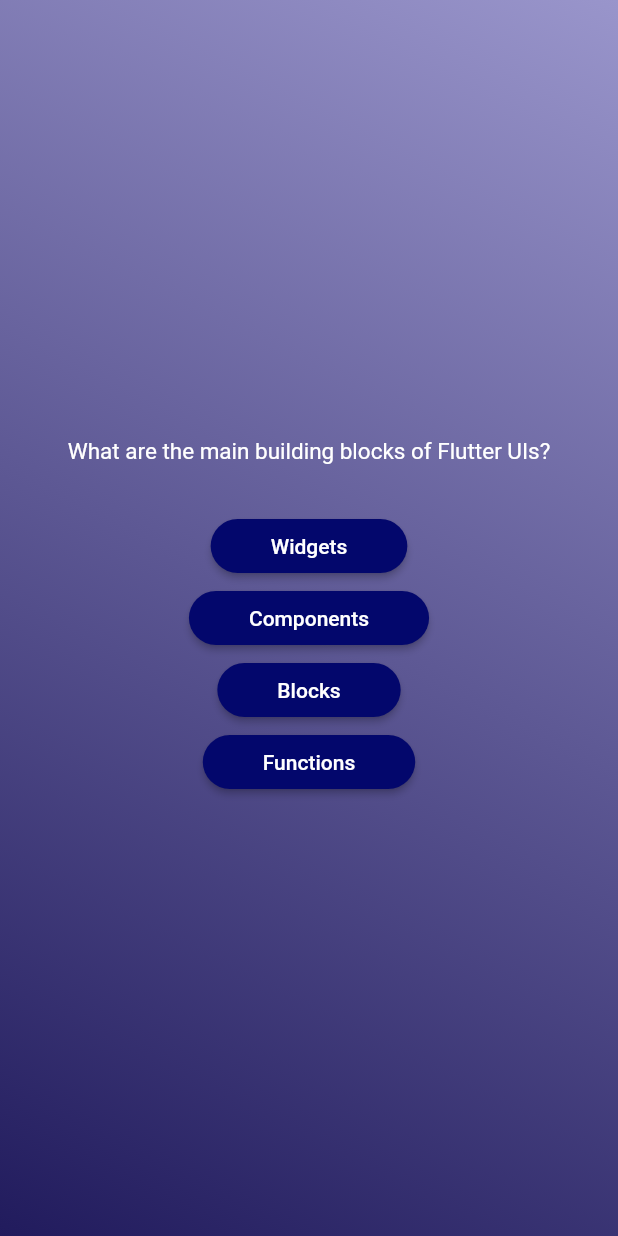
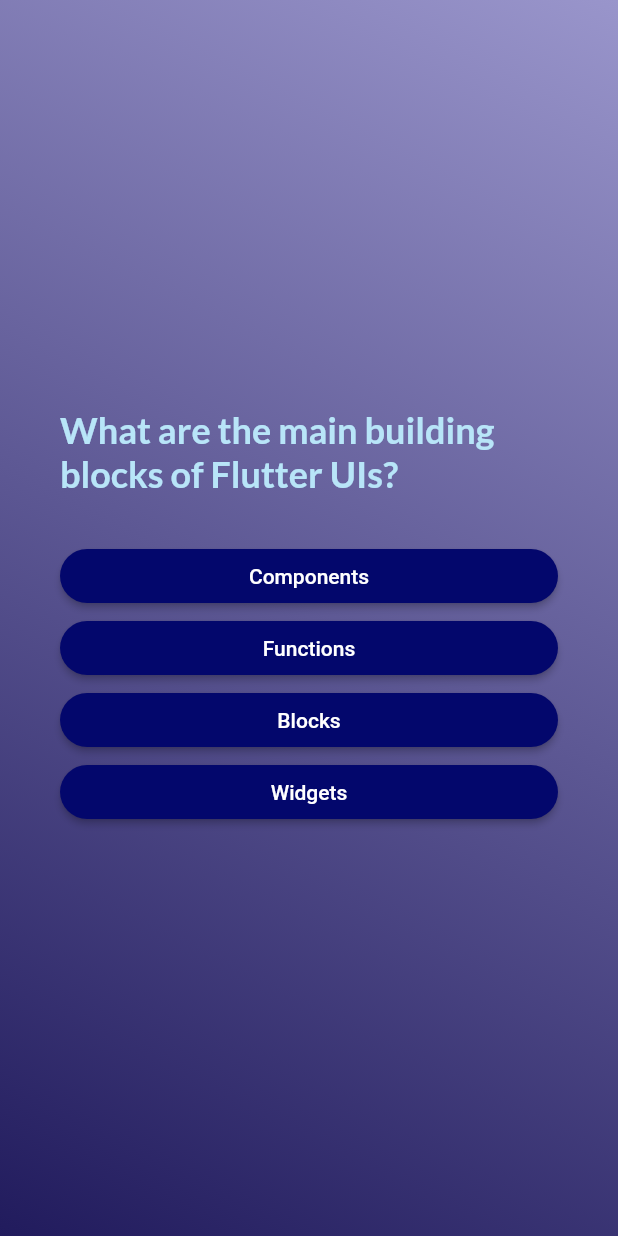
Before and after one commit to karkau123/Interactive-Quizz-App, a Flutter app: the screen it shows after launch, after a tap on "Start Quizz", on a phone screen of 412 x 824 dp. Run offline on Flutter 3.47's test engine with Material 2 defaults, Android fonts, the phone set to English and light mode, and no system bars; our stand-ins replace google_fonts.

Commit message:
All questions and answers added , with button types changed to dynamic

```diff
--- a/lib/answer_button.dart
+++ b/lib/answer_button.dart
@@ -20,7 +20,7 @@ class AnswerButton extends StatelessWidget {
         shape: RoundedRectangleBorder(borderRadius: BorderRadius.circular(40)),
 
       ),
-      child:  Text(answerText),
+      child:  Text(answerText,textAlign: TextAlign.center,),
     );
   }
 }
--- a/lib/models/quiz_question.dart
+++ b/lib/models/quiz_question.dart
@@ -1,6 +1,12 @@
 class QuizQuestions {
-  const QuizQuestions(this.text,this.answers);
+  const QuizQuestions(this.text, this.answers);
 
   final String text; // this is ques
   final List<String> answers; // the are answers
+
+  List<String> getShuffledAnswers() {
+    final shuffledList = List.of(answers);
+    shuffledList.shuffle();
+    return shuffledList;
+  }
 }
--- a/lib/questions_screen.dart
+++ b/lib/questions_screen.dart
@@ -1,39 +1,60 @@
-import 'package:flutter/material.dart';
+ import 'package:flutter/material.dart';
+
 import 'package:adv_basics/answer_button.dart';
 import 'package:adv_basics/data/questions.dart';
-
+ import 'package:google_fonts/google_fonts.dart';
 class QuestionsScreen extends StatefulWidget {
   const QuestionsScreen({super.key});
+
   @override
   State<QuestionsScreen> createState() {
-    return _QuestionsScreen();
+    return _QuestionsScreenState();
   }
 }
 
-class _QuestionsScreen extends State<QuestionsScreen> {
+class _QuestionsScreenState extends State<QuestionsScreen> {
+  var currentQuestionIndex = 0;
+
+  void answerQuestion() {
+    // currentQuestionIndex = currentQuestionIndex + 1;
+    // currentQuestionIndex += 1;
+    setState(() {
+      currentQuestionIndex++; // increments the value by 1
+    });
+  }
+
   @override
   Widget build(context) {
-    final currentQuestion = questions[0];
+    final currentQuestion = questions[currentQuestionIndex];
 
     return SizedBox(
       width: double.infinity,
-      child: Column(
-        mainAxisAlignment: MainAxisAlignment.center,
-        children: [
-          Text(currentQuestion.text,
-              style: const TextStyle(
-                color: Colors.white,
-                fontSize: 15,
-              )),
-          const SizedBox(height: 30),
+      child: Container(
+        margin: const EdgeInsets.all(40),
+        child: Column(
+          mainAxisAlignment: MainAxisAlignment.center,
+          crossAxisAlignment: CrossAxisAlignment.stretch,
+          children: [
+             Center(
+               child: Text(
+                currentQuestion.text,
+                style: GoogleFonts.lato(
+                  color:const Color.fromARGB(255, 184, 229, 248),
+                  fontSize: 24,
+                  fontWeight: FontWeight.bold,
+                ),
 
-
-          AnswerButton(answerText: currentQuestion.answers[0], onTap: () {}),
-         // const SizedBox(height: 10),
-          AnswerButton(answerText: currentQuestion.answers[1], onTap: () {}),
-          AnswerButton(answerText: currentQuestion.answers[2], onTap: () {}),
-          AnswerButton(answerText: currentQuestion.answers[3], onTap: () {}),
-        ],
+               ),
+             ),
+            const SizedBox(height: 30),
+            ...currentQuestion.getShuffledAnswers().map((answer) {
+              return AnswerButton(
+                answerText: answer,
+                onTap: answerQuestion,
+              );
+            })
+          ],
+        ),
       ),
     );
   }
--- a/lib/quiz.dart
+++ b/lib/quiz.dart
@@ -11,6 +11,7 @@ class Quiz extends StatefulWidget {
 }
 
 class _QuizzState extends State<Quiz> {
+
   Widget? activeScreen;
  @override
  void initState (){
--- a/lib/start_screen.dart
+++ b/lib/start_screen.dart
@@ -12,7 +12,7 @@ class StartScreen extends StatelessWidget {
           Image.asset(
             'assets/images/quiz-logo.png',
             width: 300,
-            color: Color.fromARGB(122, 237, 229, 228),
+            color:const Color.fromARGB(122, 237, 229, 228),
           ),
           // Opacity(
           //   opacity: 0.5,
--- a/pubspec.yaml
+++ b/pubspec.yaml
@@ -35,6 +35,7 @@ dependencies:
   # The following adds the Cupertino Icons font to your application.
   # Use with the CupertinoIcons class for iOS style icons.
   cupertino_icons: ^1.0.2
+  google_fonts: ^5.1.0
 
 dev_dependencies:
   flutter_test:
```
Also changed, not shown: pubspec.lock, 1 other file.
